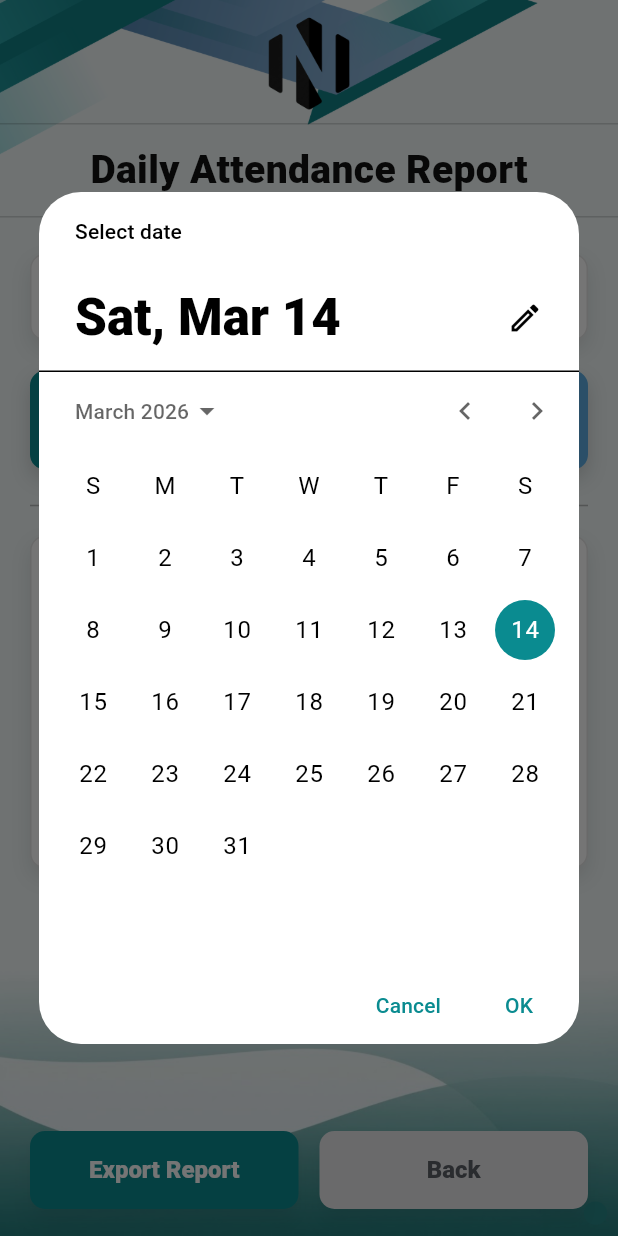
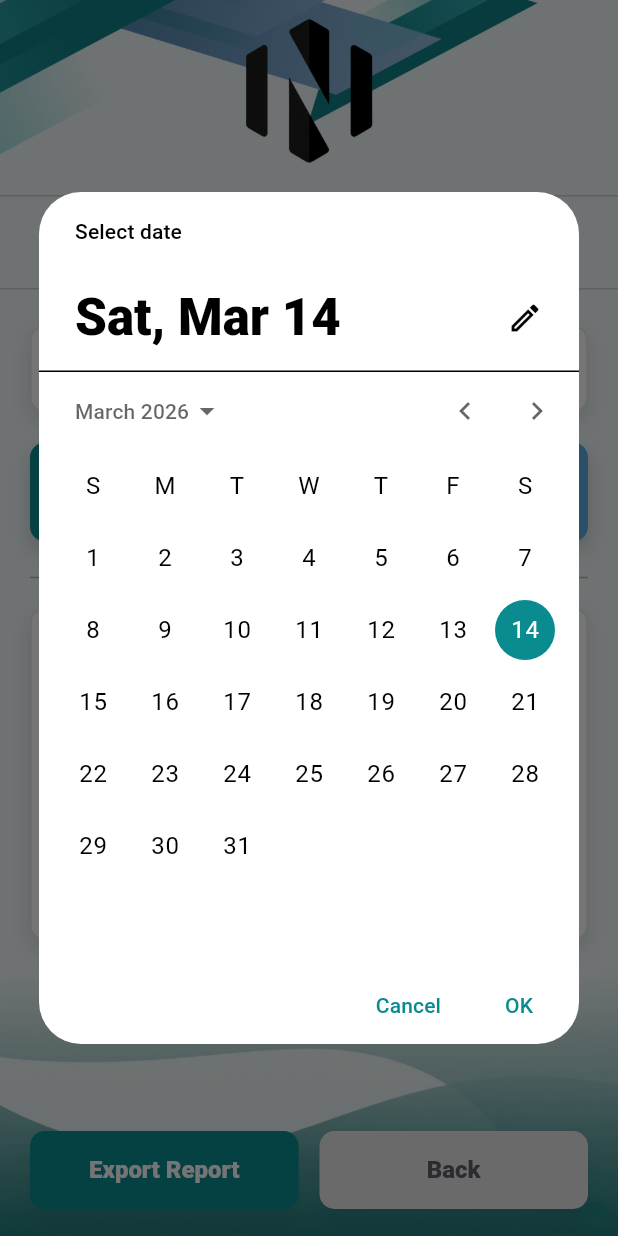
Before and after one commit to smiggy10/nutech_app_backup, a Flutter app: the AdminDailyAttendanceScreen screen opened by its route, after a tap on "Change", on a phone screen of 412 x 824 dp. Run offline on Flutter 3.47's test engine with Material 3 defaults, Android fonts, the light colour scheme and no system bars; our stand-ins replace device_preview, image_cropper, image_picker, table_calendar.

Commit message:
fixed logo daily attendance

```diff
--- a/nutech_app/lib/screens/admin/reports/admin_daily_attendance_screen.dart
+++ b/nutech_app/lib/screens/admin/reports/admin_daily_attendance_screen.dart
@@ -24,20 +24,8 @@ class _AdminDailyAttendanceScreenState extends State<AdminDailyAttendanceScreen>
 
   Future<List<_DailyRow>> _fetchAttendanceData() async {
     await Future.delayed(const Duration(milliseconds: 500));
-
     // TO SHOW "NO RECORDS FOUND": Return an empty list []
     return [];
-
-    /* // TO SHOW DATA: Uncomment this block later
-    return [
-      _DailyRow('Juan Reynolds', '08:05 AM', '05:12 PM', '9.1', 'On Time'),
-      _DailyRow('Maria Santos', '08:30 AM', '05:00 PM', '7.5', 'Late'),
-      _DailyRow('David Lee', '--', '--', '--', 'Absent'),
-      _DailyRow('Rachel Adams', '07:55 AM', '06:30 PM', '10.5', 'Overtime'),
-      _DailyRow('Michael Torres', '09:00 AM', '--', '--', 'Missed Out'),
-      _DailyRow('Emily Wong', '08:15 AM', '05:15 PM', '8.0', 'On Time'),
-    ];
-    */
   }
 
   Future<void> _selectDate(BuildContext context) async {
@@ -77,17 +65,22 @@ class _AdminDailyAttendanceScreenState extends State<AdminDailyAttendanceScreen>
                   child: Column(
                     crossAxisAlignment: CrossAxisAlignment.stretch,
                     children: [
+                      // LOGO SECTION: Exact match to AdminOverviewPage
                       Padding(
                         padding: const EdgeInsets.symmetric(horizontal: 20),
-                        child: Center(
-                          child: Image.asset(
-                            'assets/images/branding/nutechlogo1.png',
-                            height: 64,
-                            fit: BoxFit.contain,
+                        child: Container(
+                          margin: const EdgeInsets.only(bottom: 10),
+                          alignment: Alignment.center,
+                          child: ConstrainedBox(
+                            constraints: const BoxConstraints(maxHeight: 100),
+                            child: Image.asset(
+                              'assets/images/branding/nutechlogo1.png',
+                              fit: BoxFit.contain,
+                            ),
                           ),
                         ),
                       ),
-                      const SizedBox(height: 8),
+                      const SizedBox(height: 10),
                       _buildTitleSection(),
                       const SizedBox(height: 24),
                       Padding(
@@ -117,7 +110,7 @@ class _AdminDailyAttendanceScreenState extends State<AdminDailyAttendanceScreen>
                                     children: [
                                       _buildStatsRow('0', '0', '0', '0'),
                                       const SizedBox(height: 14),
-                                      _buildSectionDivider(), // Styled Divider applied here
+                                      _buildSectionDivider(),
                                       const SizedBox(height: 10),
                                       _TableCard(
                                         child: Container(
@@ -141,7 +134,7 @@ class _AdminDailyAttendanceScreenState extends State<AdminDailyAttendanceScreen>
                                   children: [
                                     _buildStatsRow('28', '4', '2', '28'),
                                     const SizedBox(height: 14),
-                                    _buildSectionDivider(), // Styled Divider applied here
+                                    _buildSectionDivider(),
                                     const SizedBox(height: 10),
                                     _TableCard(child: _buildDataTable(data)),
                                   ],
@@ -163,8 +156,6 @@ class _AdminDailyAttendanceScreenState extends State<AdminDailyAttendanceScreen>
     );
   }
 
-  // --- Helper Layout Widgets ---
-
   Widget _buildTitleSection() {
     return Column(
       children: [
@@ -184,32 +175,18 @@ class _AdminDailyAttendanceScreenState extends State<AdminDailyAttendanceScreen>
     );
   }
 
-  // NEW: Styled Divider with text in center
   Widget _buildSectionDivider() {
     return Row(
       children: [
-        Expanded(
-          child: Divider(
-            color: Colors.black.withOpacity(0.25),
-            thickness: 1,
-          ),
-        ),
+        Expanded(child: Divider(color: Colors.black.withOpacity(0.25), thickness: 1)),
         const Padding(
           padding: EdgeInsets.symmetric(horizontal: 10),
           child: Text(
             'Daily Report',
-            style: TextStyle(
-              fontWeight: FontWeight.w800,
-              color: Colors.black,
-            ),
+            style: TextStyle(fontWeight: FontWeight.w800, color: Colors.black),
           ),
         ),
-        Expanded(
-          child: Divider(
-            color: Colors.black.withOpacity(0.25),
-            thickness: 1,
-          ),
-        ),
+        Expanded(child: Divider(color: Colors.black.withOpacity(0.25), thickness: 1)),
       ],
     );
   }
@@ -318,8 +295,6 @@ class _AdminDailyAttendanceScreenState extends State<AdminDailyAttendanceScreen>
   Widget _cell(Widget child) => Padding(padding: const EdgeInsets.all(10), child: child);
 }
 
-// --- Supporting Models & Widgets ---
-
 class _DailyRow {
   final String employee, timeIn, timeOut, hours, status;
   _DailyRow(this.employee, this.timeIn, this.timeOut, this.hours, this.status);
```
